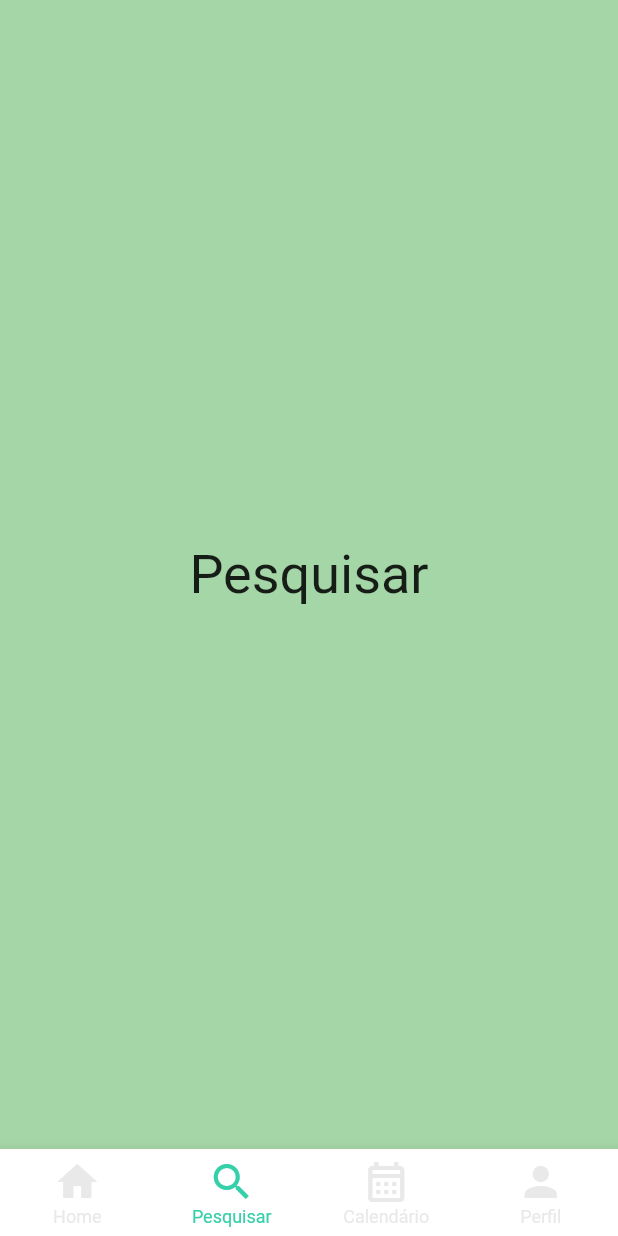
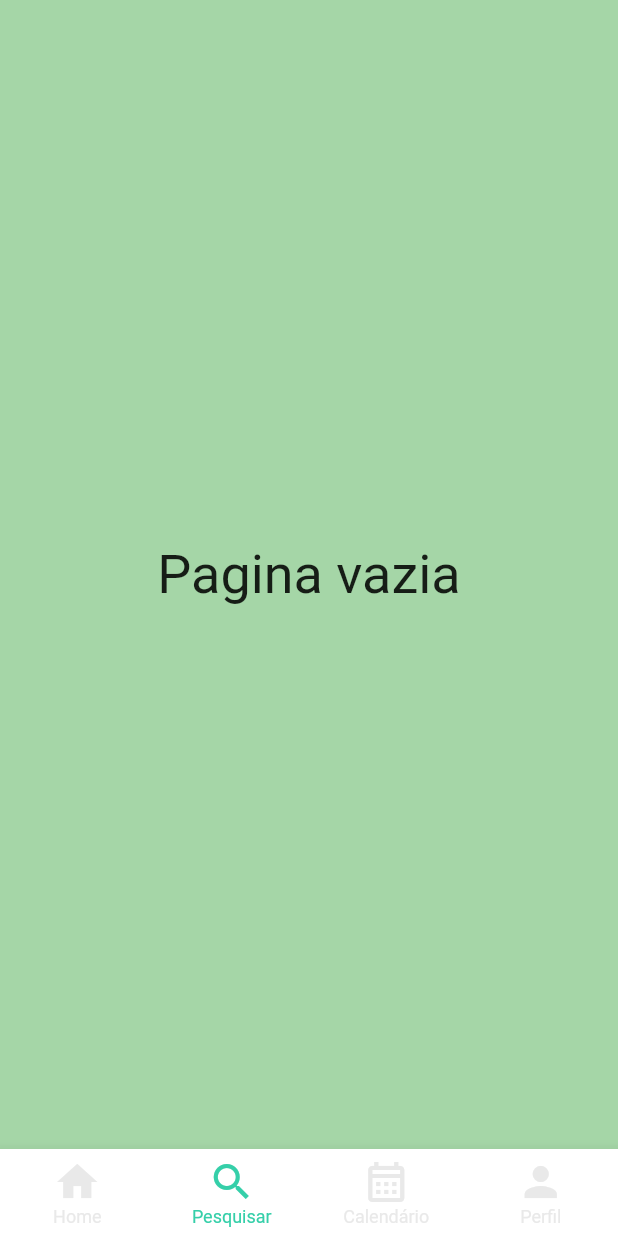
Before and after one commit to camilaveiga/app-tcc, a Flutter app: the TelaPrincipal screen opened by its route, swiped to page 2, on a phone screen of 412 x 824 dp. Run offline on Flutter 3.47's test engine with Material 2 defaults, Android fonts, the phone set to English and light mode, and no system bars; our stand-ins replace table_calendar.

Commit message:
alteração no main

```diff
--- a/lib/main.dart
+++ b/lib/main.dart
@@ -4,6 +4,7 @@ import '../utils.dart';
 import 'pages/TelaLogin.dart';
 import 'pages/TelaPrincipal.dart';
 
+// test
 
 void main() {
   runApp(
@@ -41,7 +42,7 @@ class TelaPesquisar extends StatelessWidget {
       color: Colors.green.shade200,
       child: const Center(
         child: Text(
-          'Pesquisar',
+          'Pagina vazia',
           style: TextStyle(fontSize: 36),
         ),
       ),
```
